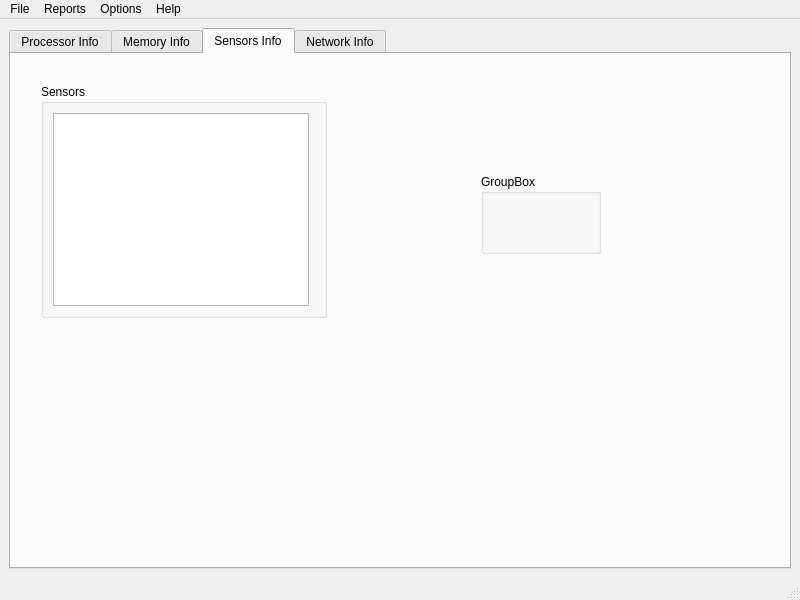
Before: the Qt Designer form prj/ui/ComputerMonitorMainWindowUi.ui in marcinochman1993/ComputerMonitor, drawn with Qt 5.
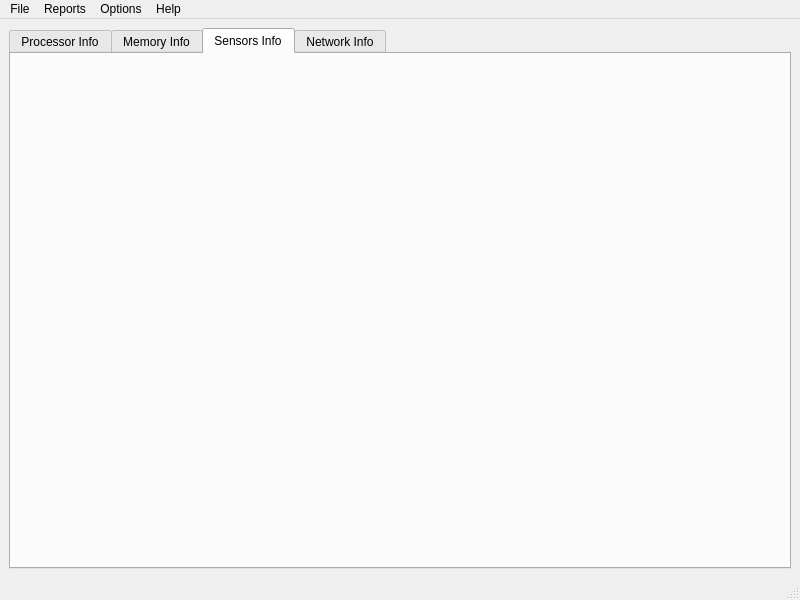
After: the same form once the commit is applied. The open tabs and pages were chosen to show the change.

The edit to the form file:
```diff
--- a/prj/ui/ComputerMonitorMainWindowUi.ui
+++ b/prj/ui/ComputerMonitorMainWindowUi.ui
@@ -63,37 +63,6 @@
        <attribute name="title">
         <string>Sensors Info</string>
        </attribute>
-       <widget class="QGroupBox" name="groupBox_3">
-        <property name="geometry">
-         <rect>
-          <x>30</x>
-          <y>30</y>
-          <width>286</width>
-          <height>234</height>
-         </rect>
-        </property>
-        <property name="title">
-         <string>Sensors</string>
-        </property>
-        <layout class="QFormLayout" name="formLayout">
-         <item row="0" column="0">
-          <widget class="QListView" name="listView"/>
-         </item>
-        </layout>
-       </widget>
-       <widget class="QGroupBox" name="groupBox_4">
-        <property name="geometry">
-         <rect>
-          <x>470</x>
-          <y>120</y>
-          <width>120</width>
-          <height>80</height>
-         </rect>
-        </property>
-        <property name="title">
-         <string>GroupBox</string>
-        </property>
-       </widget>
       </widget>
       <widget class="QWidget" name="tab_4">
        <attribute name="title">
```
Left out of the diff: 2 changed lines with no effect on the pictures.
